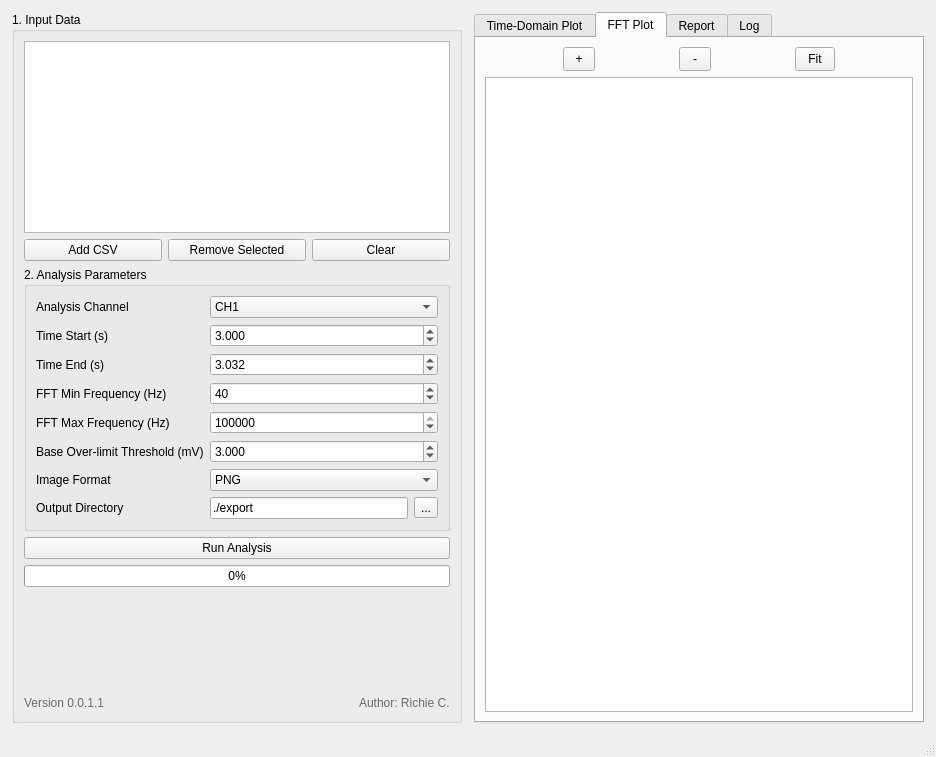
Before: the Qt Designer form window.ui in RCJ4me/gfci_ui, drawn with Qt 5.
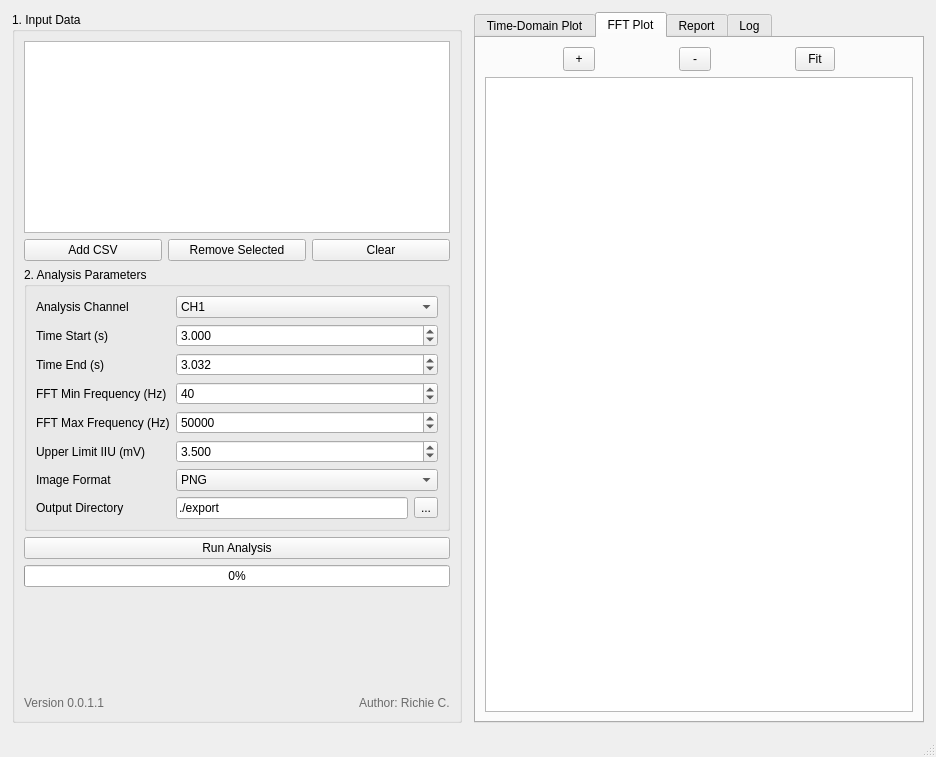
After: the same form once the commit is applied. Custom widgets are drawn as their Qt base class.

Commit message: IIU upper limit default 3.5, modified readme.md.

```diff
--- a/window.ui
+++ b/window.ui
@@ -175,14 +175,14 @@
              <number>100000000</number>
             </property>
             <property name="value">
-             <number>100000</number>
+             <number>50000</number>
             </property>
            </widget>
           </item>
           <item row="5" column="0">
            <widget class="QLabel" name="lbl_overlimit">
             <property name="text">
-             <string>Base Over-limit Threshold (mV)</string>
+             <string>Upper Limit IIU (mV)</string>
             </property>
            </widget>
           </item>
@@ -198,7 +198,7 @@
              <double>0.500000000000000</double>
             </property>
             <property name="value">
-             <double>3.000000000000000</double>
+             <double>3.500000000000000</double>
             </property>
            </widget>
           </item>
```
The commit also changes 9 other files.
